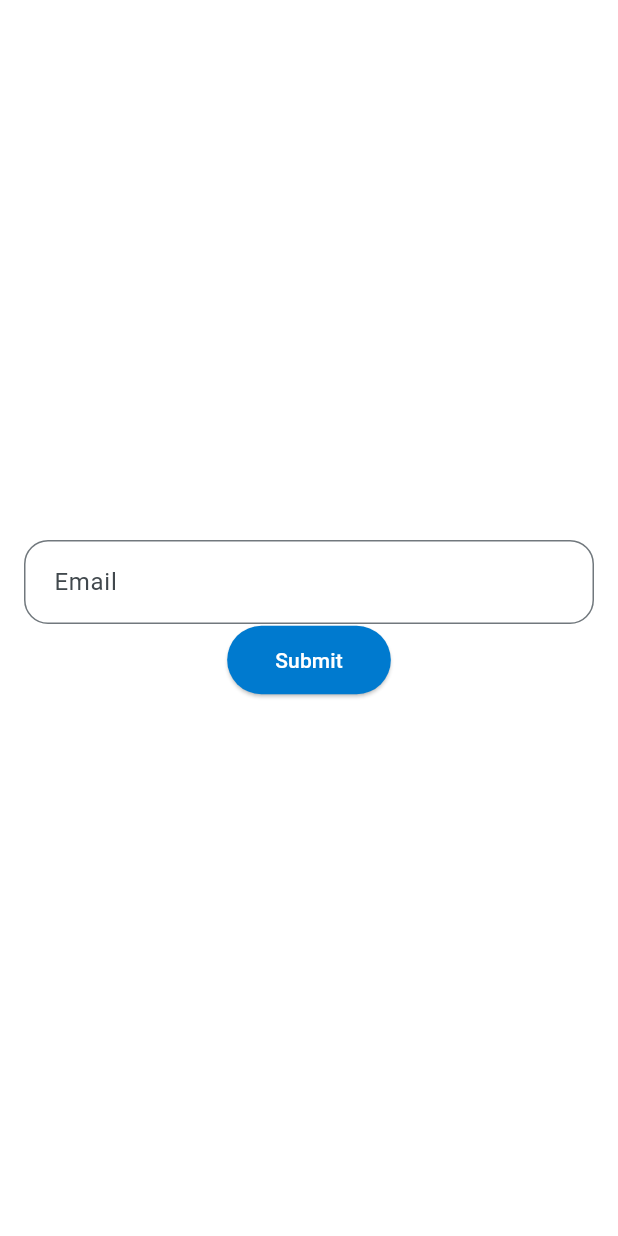
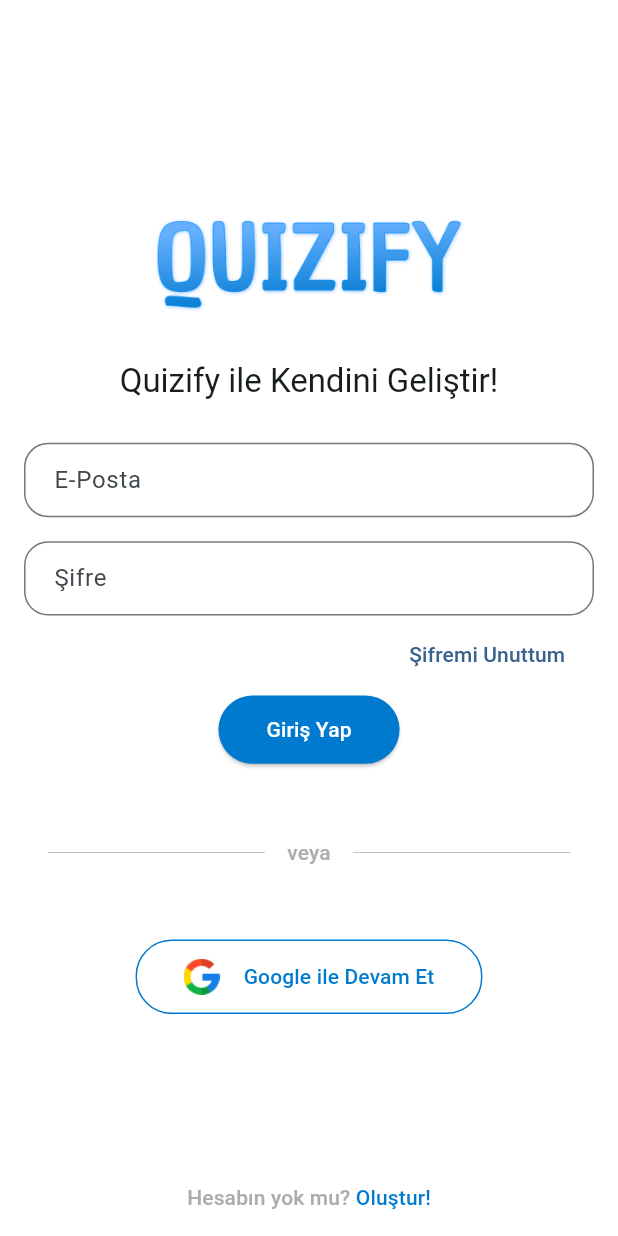
Before and after one commit to Morteza-Rezaei/quizify, a Flutter app: the SignInScreen screen opened directly, on a phone screen of 412 x 824 dp. Run offline on Flutter 3.47's test engine with Material 3 defaults, Android fonts, the phone set to English and light mode, and no system bars; our stand-ins replace dots_indicator, firebase_core, flutter_bloc, google_fonts, shared_preferences; accounts and stored records are empty.

Commit message:
done: sign in ui is done

```diff
--- a/lib/constants/theme/custom_themes.dart
+++ b/lib/constants/theme/custom_themes.dart
@@ -32,7 +32,7 @@
     ),
     contentPadding: const EdgeInsets.symmetric(
       horizontal: kHorizontalPadding,
-      vertical: kVericalPadding,
+      vertical: kVericalPadding * 0.8,
     ),
   );
 }
@@ -53,3 +53,25 @@
     ),
   );
 }
+
+// our app's custom outlined button theme
+OutlinedButtonThemeData outlinedButtonThemeData(ColorScheme colorScheme) {
+  return OutlinedButtonThemeData(
+    style: OutlinedButton.styleFrom(
+      foregroundColor: AppColors.primary50,
+      shape: RoundedRectangleBorder(
+        borderRadius: BorderRadius.circular(
+          kButtonBorderRadius,
+        ),
+      ),
+      side: const BorderSide(
+        color: AppColors.primary50,
+        width: 1,
+      ),
+      padding: const EdgeInsets.symmetric(
+        horizontal: kHorizontalPadding * 2,
+        vertical: kVericalPadding * 0.8,
+      ),
+    ),
+  );
+}
--- a/lib/constants/theme/theme.dart
+++ b/lib/constants/theme/theme.dart
@@ -16,6 +16,7 @@
         // our custom theme and styling of the components
         inputDecorationTheme: inputDecorationTheme(colorScheme),
         elevatedButtonTheme: elevatedButtonThemeData(colorScheme),
+        outlinedButtonTheme: outlinedButtonThemeData(colorScheme),
       );
 
   List<ExtendedColor> get extendedColors => [];
--- a/lib/constants/values/colors/app_colors.dart
+++ b/lib/constants/values/colors/app_colors.dart
@@ -4,8 +4,10 @@
 class AppColors {
   // neutral colors
   static const neutral50 = Color(0xFF787777);
+  static const neutral70 = Color(0xFFADABAB);
 
   // primary colors
+  static const primary = Color(0xFF37618E);
   static const primary50 = Color(0xFF007ACF);
   static const primary80 = Color(0xFFA0CAFF);
 
--- /dev/null
+++ b/lib/constants/values/paths/auth_paths.dart
@@ -0,0 +1,5 @@
+// Authentication screens paths
+class AuthPaths {
+  static const String signIn = 'assets/images/sign_in.png';
+  static const String googleIcon = 'assets/images/google_icon.png';
+}
--- /dev/null
+++ b/lib/constants/values/strings/sign_in_text.dart
@@ -0,0 +1,12 @@
+// the string values for the sign in page
+class SignInText {
+  static const String title = "Quizify ile Kendini Geliştir!";
+  static const String labelEmail = "E-Posta";
+  static const String labelPassword = "Şifre";
+  static const String forgotPassword = "Şifremi Unuttum";
+  static const String signInButton = "Giriş Yap";
+  static const String signInOr = "veya";
+  static const String signInWithGoogle = "Google ile Devam Et";
+  static const String signInDontHaveAccount1 = "Hesabın yok mu? ";
+  static const String signInDontHaveAccount2 = "Oluştur!";
+}
--- a/lib/main.dart
+++ b/lib/main.dart
@@ -1,4 +1,5 @@
 import 'package:flutter/material.dart';
+import 'package:flutter/services.dart';
 import 'package:flutter_bloc/flutter_bloc.dart';
 import 'package:quizify/blocs/bloc_providers.dart';
 import 'package:quizify/constants/theme/theme.dart';
@@ -9,6 +10,11 @@
 
 void main() async {
   await Global.init();
+  // Lock the screen orientation to portrait mode
+  SystemChrome.setPreferredOrientations([
+    DeviceOrientation.portraitUp,
+    DeviceOrientation.portraitDown,
+  ]);
   runApp(const MyApp());
 }
 
--- a/lib/screens/sign_in/sign_in_screen.dart
+++ b/lib/screens/sign_in/sign_in_screen.dart
@@ -1,5 +1,13 @@
 import 'package:flutter/material.dart';
+import 'package:flutter_bloc/flutter_bloc.dart';
+import 'package:quizify/blocs/sign_in_blocs/sign_in_blocs.dart';
+import 'package:quizify/blocs/sign_in_blocs/sign_in_events.dart';
+import 'package:quizify/blocs/sign_in_blocs/sign_in_states.dart';
 import 'package:quizify/constants/padding/paddings.dart';
+import 'package:quizify/constants/values/paths/auth_paths.dart';
+import 'package:quizify/constants/values/strings/sign_in_text.dart';
+import 'package:quizify/widgets/app_widgets.dart';
+import 'package:quizify/widgets/sign_in_widgets.dart';
 
 class SignInScreen extends StatefulWidget {
   const SignInScreen({super.key});
@@ -14,32 +22,52 @@
 
   @override
   Widget build(BuildContext context) {
+    return BlocBuilder<SignInBloc, SignInState>(
+      builder: (context, state) {
         return Scaffold(
           body: Form(
             key: _formKey,
-        child: Container(
-          margin: const EdgeInsets.symmetric(
-            horizontal: kHorizontalPadding,
-          ),
+            child: SafeArea(
+              child: CustomScrollView(
+                physics: const AlwaysScrollableScrollPhysics(),
+                slivers: [
+                  SliverFillRemaining(
+                    hasScrollBody: false,
+                    child: Padding(
+                      padding: const EdgeInsets.all(kDefaultPadding),
                       child: Column(
-            mainAxisAlignment: MainAxisAlignment.center,
                         children: [
-              // the email field
-              TextFormField(
-                decoration: const InputDecoration(
-                  labelText: 'Email',
-                ),
-                validator: (value) {
-                  if (value == null || value.isEmpty) {
-                    return 'Please enter your email';
-                  }
-                  if (value.isNotEmpty && !value.contains('@')) {
-                    return 'Please enter a valid email';
-                  }
-                  return null;
+                          const Spacer(),
+                          // Tile Image
+                          signInScreenTitleImage(),
+                          // Title Text
+                          signInScreenTitle(context),
+                          //Email TextFormField
+                          authScreenTextFormField(
+                            fieldType: 'email',
+                            hintText: SignInText.labelEmail,
+                            keyboardType: TextInputType.emailAddress,
+                            onSaved: (value) {
+                              context.read<SignInBloc>().add(EmailEvent(value));
                             },
                           ),
 
+                          //Password TextFormField
+                          authScreenTextFormField(
+                            fieldType: 'password',
+                            hintText: SignInText.labelPassword,
+                            obscureText: true,
+                            onSaved: (value) {
+                              context
+                                  .read<SignInBloc>()
+                                  .add(PasswordEvent(value));
+                            },
+                          ),
+
+                          // forgot password text button
+                          forgotPasswordTextButton(context),
+
+                          // sign in password
                           ElevatedButton(
                             onPressed: () {
                               // Validate returns true if the form is valid, or false otherwise.
@@ -47,16 +75,46 @@
                                 // If the form is valid, display a snackbar. In the real world,
                                 // you'd often call a server or save the information in a database.
                                 ScaffoldMessenger.of(context).showSnackBar(
-                      const SnackBar(content: Text('Processing Data')),
+                                  const SnackBar(
+                                    content: Text('Processing Data'),
+                                  ),
                                 );
                               }
                             },
-                child: const Text('Submit'),
+                            child: const Text(
+                              SignInText.signInButton,
+                            ),
+                          ),
+
+                          // third party sign in
+                          dividerTextDivider(
+                            context: context,
+                            text: SignInText.signInOr,
+                          ),
+                          // Google Sign In
+                          googleSignInButton(
+                            context: context,
+                            iconPath: AuthPaths.googleIcon,
+                            label: SignInText.signInWithGoogle,
+                          ),
+
+                          const Spacer(),
+
+                          authPagesNavigationTextButton(
+                            context: context,
+                            text1: SignInText.signInDontHaveAccount1,
+                            text2: SignInText.signInDontHaveAccount2,
+                          ),
+                        ],
+                      ),
+                    ),
                   ),
                 ],
               ),
             ),
           ),
         );
+      },
+    );
   }
 }
--- /dev/null
+++ b/lib/widgets/app_widgets.dart
@@ -0,0 +1,143 @@
+// authentication screens textFormField widget
+import 'package:flutter/material.dart';
+import 'package:quizify/constants/padding/paddings.dart';
+import 'package:quizify/constants/values/colors/app_colors.dart';
+
+Widget authScreenTextFormField({
+  required String fieldType,
+  required String hintText,
+  TextInputType keyboardType = TextInputType.text,
+  bool obscureText = false,
+  required void Function(String value) onSaved,
+}) {
+  return Padding(
+    padding: const EdgeInsets.symmetric(vertical: kInBetweenSpacing),
+    child: TextFormField(
+      keyboardType: keyboardType,
+      obscureText: obscureText,
+      decoration: InputDecoration(
+        labelText: hintText,
+      ),
+      validator: (value) {
+        if (value == null || value.isEmpty) {
+          return 'This field cannot be empty';
+        } else if (fieldType == 'email') {
+          if (!value.contains('@')) {
+            return 'Please enter a valid email';
+          }
+          if (!value.contains('.')) {
+            return 'Please enter a valid email';
+          }
+        } else if (fieldType == 'password') {
+          if (value.length < 6) {
+            return 'Password must be at least 6 characters long';
+          }
+          // must contain at least one number and character
+          if (!value.contains(RegExp(r'[0-9]'))) {
+            return 'Password must contain at least one number';
+          }
+          if (!value.contains(RegExp(r'[a-zA-Z]'))) {
+            return 'Password must contain at least one character';
+          }
+        }
+        return null;
+      },
+      onSaved: (value) => onSaved(value!),
+    ),
+  );
+}
+
+Widget dividerTextDivider({
+  required BuildContext context,
+  required String text,
+}) {
+  return Padding(
+    padding: const EdgeInsets.symmetric(
+      vertical: kVericalPadding * 3,
+      horizontal: kHorizontalPadding,
+    ),
+    child: Row(
+      children: [
+        const Expanded(
+          child: Divider(
+            color: AppColors.neutral70,
+            thickness: 0.5,
+          ),
+        ),
+        const SizedBox(width: 15),
+        Text(
+          text,
+          style: Theme.of(context).textTheme.labelLarge!.copyWith(
+                color: AppColors.neutral70,
+              ),
+        ),
+        const SizedBox(width: 15),
+        const Expanded(
+          child: Divider(
+            color: AppColors.neutral70,
+            thickness: 0.5,
+          ),
+        ),
+      ],
+    ),
+  );
+}
+
+// Google Sign In Button
+Widget googleSignInButton({
+  required BuildContext context,
+  required String label,
+  required String iconPath,
+}) {
+  return OutlinedButton.icon(
+    onPressed: () {
+      // TODO: Implement Google Sign In
+    },
+    icon: Image(
+      image: AssetImage(iconPath),
+      height: 24,
+      width: 24,
+    ),
+    label: Padding(
+      padding: const EdgeInsets.only(
+        left: kInBetweenSpacing,
+      ),
+      child: Text(label),
+    ),
+  );
+}
+
+// atuh pages navigation text button
+Widget authPagesNavigationTextButton({
+  required BuildContext context,
+  required String text1,
+  required String text2,
+}) {
+  return GestureDetector(
+    onTap: () {
+      // Navigate to Sign Up Screen or Sign In Screen
+    },
+    child: Padding(
+      padding: const EdgeInsets.only(
+        top: kVericalPadding,
+      ),
+      child: Row(
+        mainAxisAlignment: MainAxisAlignment.center,
+        children: [
+          Text(
+            text1,
+            style: Theme.of(context).textTheme.labelLarge!.copyWith(
+                  color: AppColors.neutral70,
+                ),
+          ),
+          Text(
+            text2,
+            style: Theme.of(context).textTheme.labelLarge!.copyWith(
+                  color: AppColors.primary50,
+                ),
+          ),
+        ],
+      ),
+    ),
+  );
+}
--- /dev/null
+++ b/lib/widgets/sign_in_widgets.dart
@@ -0,0 +1,58 @@
+import 'package:flutter/material.dart';
+import 'package:quizify/constants/padding/paddings.dart';
+import 'package:quizify/constants/values/colors/app_colors.dart';
+import 'package:quizify/constants/values/paths/auth_paths.dart';
+import 'package:quizify/constants/values/strings/sign_in_text.dart';
+
+// sign in screen title image
+Widget signInScreenTitleImage() {
+  return Container(
+    margin: const EdgeInsets.symmetric(
+      vertical: kVericalPadding * 2,
+    ),
+    height: kDefaultPadding * 4,
+    decoration: const BoxDecoration(
+      image: DecorationImage(
+        image: AssetImage(AuthPaths.signIn),
+      ),
+    ),
+  );
+}
+
+// sign in screen title
+Widget signInScreenTitle(BuildContext context) {
+  return Padding(
+    padding: const EdgeInsets.only(bottom: kVericalPadding * 1.2),
+    child: Text(
+      SignInText.title,
+      style: Theme.of(context).textTheme.titleLarge,
+    ),
+  );
+}
+
+// forgot password textbutton
+Widget forgotPasswordTextButton(BuildContext context) {
+  return Padding(
+    padding: const EdgeInsets.only(
+      top: kVericalPadding / 2,
+      bottom: kVericalPadding,
+      right: kHorizontalPadding * 1.2,
+    ),
+    child: Row(
+      mainAxisAlignment: MainAxisAlignment.end,
+      children: [
+        GestureDetector(
+          onTap: () {
+            //Todo: navigate to forgot password screen
+          },
+          child: Text(
+            SignInText.forgotPassword,
+            style: Theme.of(context).textTheme.labelLarge!.copyWith(
+                  color: AppColors.primary,
+                ),
+          ),
+        ),
+      ],
+    ),
+  );
+}
```
Also changed, not shown: assets/images/google_icon.png (added), assets/images/sign_in.png (added). Lines whose indentation alone changed are shown as unchanged.
